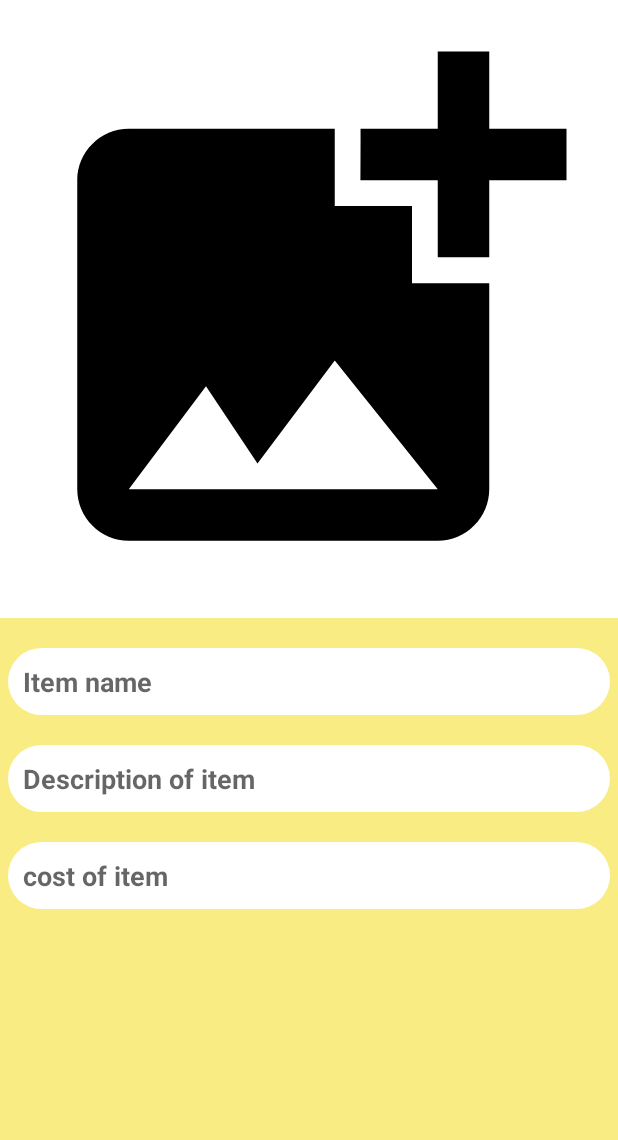
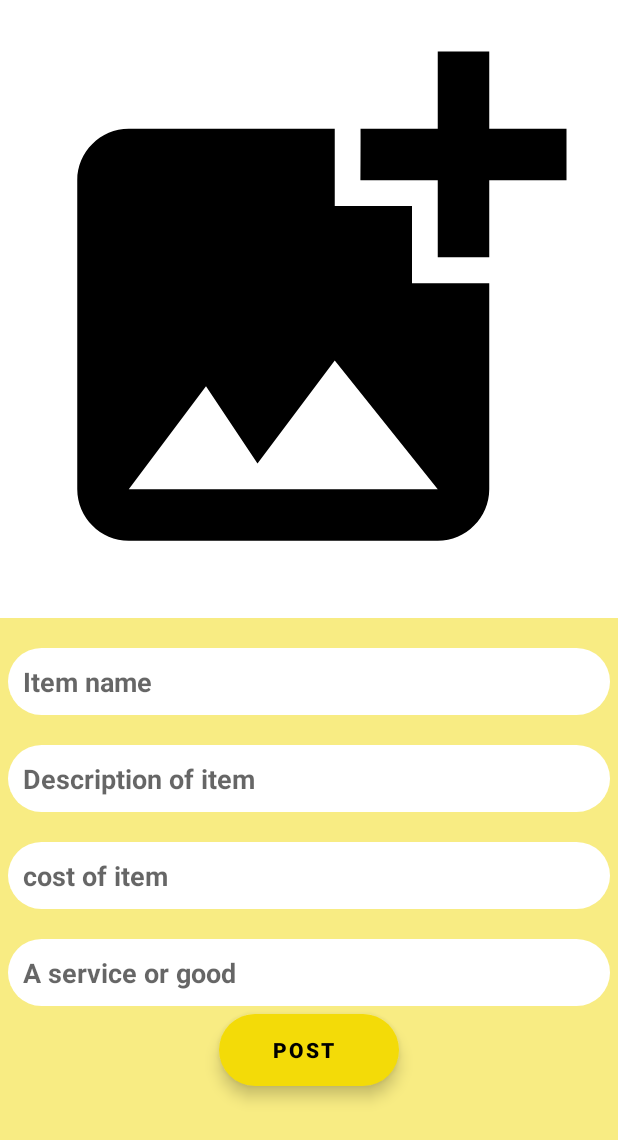
Before and after one commit to dennis-199/JUA-KALIGO, an Android app: the PostActivity screen opened directly, with no data from a screen before it, on a phone screen of 412 x 824 dp. Shown: the top 1140 px of the screen. Run offline under Robolectric (Android 15) with nearby library versions, the phone set to English and light mode, and no system bars; Roboto replaces fonts that are not available here.

Commit message:
floating post

```diff
--- a/app/src/main/res/layout/activity_post.xml
+++ b/app/src/main/res/layout/activity_post.xml
@@ -54,6 +54,27 @@
             android:padding="10dp"
             android:textColor="@color/black"
             android:textStyle="bold" />
+        <EditText
+            android:id="@+id/type"
+            android:layout_width="match_parent"
+            android:layout_height="wrap_content"
+            android:layout_marginLeft="5dp"
+            android:layout_marginTop="20dp"
+            android:layout_marginRight="5dp"
+            android:background="@drawable/circle"
+            android:hint="A service or good "
+            android:padding="10dp"
+            android:textColor="@color/black"
+            android:textStyle="bold" />
+        <com.google.android.material.floatingactionbutton.ExtendedFloatingActionButton
+            android:layout_width="wrap_content"
+            android:layout_height="wrap_content"
+            android:text="POST"
+            app:backgroundTint="@color/gold"
+            android:layout_gravity="center_horizontal"
+            android:textAlignment="center"
+            android:textStyle="bold"
+            android:layout_marginTop="5dp"/>
 
     </LinearLayout>
 
```
